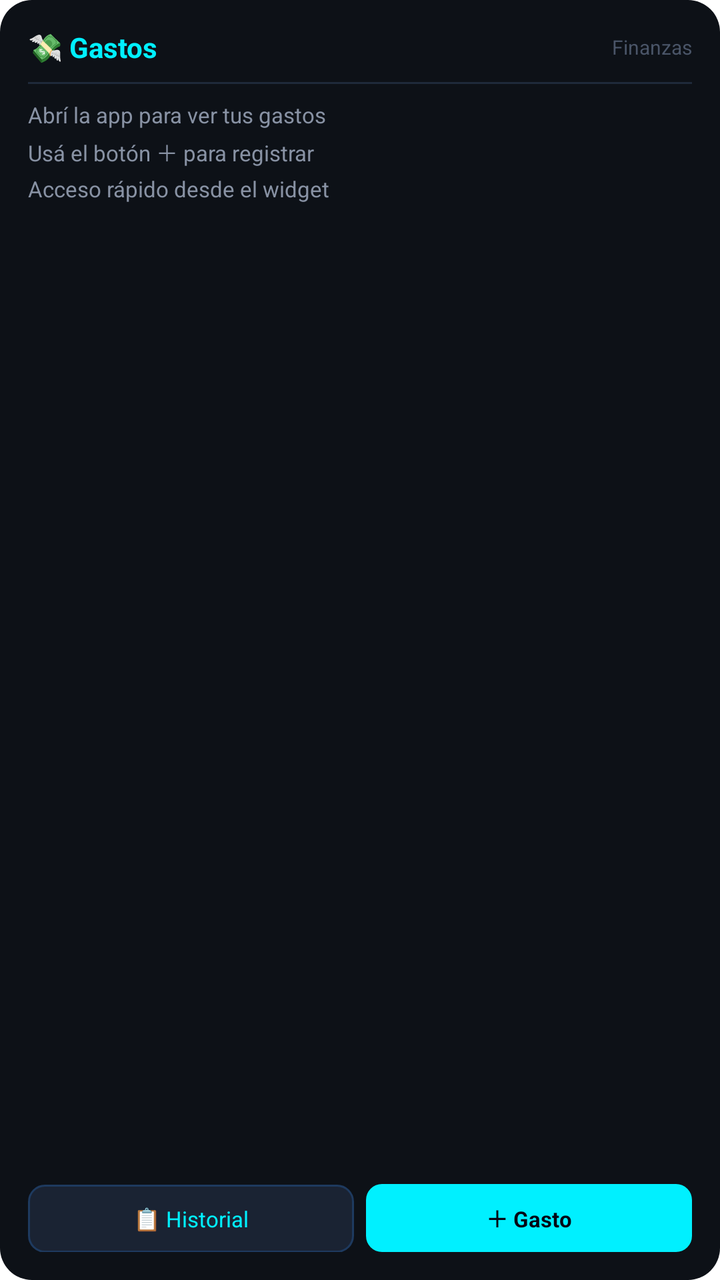
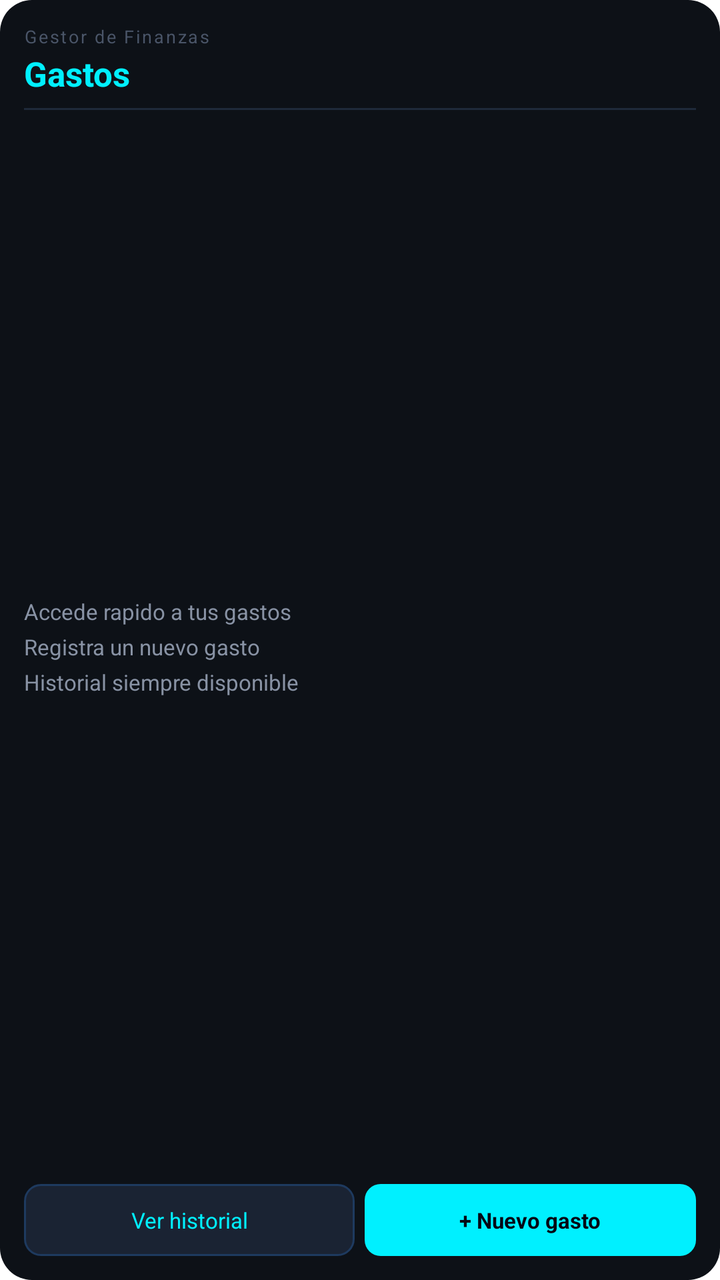

The first picture is an Android layout as it rendered before a commit; the second is the same layout after the commit. The layout source and the unified diff follow.
<!-- AndroidManifest.xml: application theme android:Theme.Translucent.NoTitleBar -->
<!-- res/layout/widget_gastos.xml -->
<?xml version="1.0" encoding="utf-8"?>
<LinearLayout xmlns:android="http://schemas.android.com/apk/res/android"
    android:layout_width="match_parent"
    android:layout_height="match_parent"
    android:orientation="vertical"
    android:background="@drawable/widget_bg"
    android:padding="14dp">

    
    <LinearLayout
        android:layout_width="match_parent"
        android:layout_height="wrap_content"
        android:orientation="horizontal"
        android:gravity="center_vertical">

        <TextView
            android:layout_width="0dp"
            android:layout_height="wrap_content"
            android:layout_weight="1"
            android:text="💸 Gastos"
            android:textColor="#00F0FF"
            android:textSize="14sp"
            android:textStyle="bold"/>

        <TextView
            android:id="@+id/wg_app_name"
            android:layout_width="wrap_content"
            android:layout_height="wrap_content"
            android:text="Finanzas"
            android:textColor="#4A5568"
            android:textSize="10sp"/>
    </LinearLayout>

    
    <View
        android:layout_width="match_parent"
        android:layout_height="1dp"
        android:background="#1E2A3A"
        android:layout_marginTop="8dp"
        android:layout_marginBottom="8dp"/>

    
    <TextView
        android:id="@+id/wg_item1"
        android:layout_width="match_parent"
        android:layout_height="wrap_content"
        android:text="Abrí la app para ver tus gastos"
        android:textColor="#8892A4"
        android:textSize="11sp"
        android:ellipsize="end"
        android:singleLine="true"/>

    <TextView
        android:id="@+id/wg_item2"
        android:layout_width="match_parent"
        android:layout_height="wrap_content"
        android:text="Usá el botón ＋ para registrar"
        android:textColor="#8892A4"
        android:textSize="11sp"
        android:ellipsize="end"
        android:singleLine="true"
        android:layout_marginTop="3dp"/>

    <TextView
        android:id="@+id/wg_item3"
        android:layout_width="match_parent"
        android:layout_height="wrap_content"
        android:text="Acceso rápido desde el widget"
        android:textColor="#8892A4"
        android:textSize="11sp"
        android:ellipsize="end"
        android:singleLine="true"
        android:layout_marginTop="3dp"/>

    
    <View
        android:layout_width="match_parent"
        android:layout_height="0dp"
        android:layout_weight="1"/>

    
    <LinearLayout
        android:layout_width="match_parent"
        android:layout_height="wrap_content"
        android:orientation="horizontal"
        android:layout_marginTop="8dp">

        <TextView
            android:id="@+id/wg_btn_historial"
            android:layout_width="0dp"
            android:layout_height="34dp"
            android:layout_weight="1"
            android:layout_marginEnd="6dp"
            android:background="@drawable/widget_btn_ghost"
            android:gravity="center"
            android:text="📋 Historial"
            android:textColor="#00F0FF"
            android:textSize="11sp"/>

        <TextView
            android:id="@+id/wg_btn_nuevo"
            android:layout_width="0dp"
            android:layout_height="34dp"
            android:layout_weight="1"
            android:background="@drawable/widget_btn_primary"
            android:gravity="center"
            android:text="＋ Gasto"
            android:textColor="#050614"
            android:textSize="11sp"
            android:textStyle="bold"/>
    </LinearLayout>
</LinearLayout>
<!-- resources referenced by this layout -->
<resources>
  <!-- drawable widget_bg (drawable) -->
  <?xml version="1.0" encoding="utf-8"?>
  <shape xmlns:android="http://schemas.android.com/apk/res/android"
      android:shape="rectangle">
      <corners android:radius="16dp"/>
      <solid android:color="#0D1117"/>
  </shape>
  <!-- drawable widget_btn_ghost (drawable) -->
  <?xml version="1.0" encoding="utf-8"?>
  <shape xmlns:android="http://schemas.android.com/apk/res/android"
      android:shape="rectangle">
      <corners android:radius="8dp"/>
      <solid android:color="#1A2333"/>
      <stroke android:width="1dp" android:color="#1E3A5F"/>
  </shape>
  <!-- drawable widget_btn_primary (drawable) -->
  <?xml version="1.0" encoding="utf-8"?>
  <shape xmlns:android="http://schemas.android.com/apk/res/android"
      android:shape="rectangle">
      <corners android:radius="8dp"/>
      <solid android:color="#00F0FF"/>
  </shape>
</resources>

<!-- the commit's change to res/layout/widget_gastos.xml (unified diff, before → after) -->
@@ -1,112 +1,117 @@
 <?xml version="1.0" encoding="utf-8"?>
-<LinearLayout xmlns:android="http://schemas.android.com/apk/res/android"
+<RelativeLayout xmlns:android="http://schemas.android.com/apk/res/android"
     android:layout_width="match_parent"
     android:layout_height="match_parent"
-    android:orientation="vertical"
     android:background="@drawable/widget_bg"
-    android:padding="14dp">
+    android:padding="12dp">
 
     
     <LinearLayout
+        android:id="@+id/wg_header_block"
         android:layout_width="match_parent"
         android:layout_height="wrap_content"
-        android:orientation="horizontal"
-        android:gravity="center_vertical">
+        android:orientation="vertical"
+        android:layout_alignParentTop="true">
 
         <TextView
-            android:layout_width="0dp"
+            android:layout_width="match_parent"
             android:layout_height="wrap_content"
-            android:layout_weight="1"
-            android:text="💸 Gastos"
-            android:textColor="#00F0FF"
-            android:textSize="14sp"
-            android:textStyle="bold"/>
+            android:text="Gestor de Finanzas"
+            android:textColor="#4A5568"
+            android:textSize="9sp"
+            android:letterSpacing="0.1"/>
 
         <TextView
-            android:id="@+id/wg_app_name"
-            android:layout_width="wrap_content"
+            android:layout_width="match_parent"
             android:layout_height="wrap_content"
-            android:text="Finanzas"
-            android:textColor="#4A5568"
-            android:textSize="10sp"/>
+            android:text="Gastos"
+            android:textColor="#00F0FF"
+            android:textSize="17sp"
+            android:textStyle="bold"
+            android:layout_marginTop="1dp"/>
+
+        <TextView
+            android:layout_width="match_parent"
+            android:layout_height="1dp"
+            android:background="#1E2A3A"
+            android:layout_marginTop="6dp"/>
     </LinearLayout>
 
     
-    <View
+    <LinearLayout
+        android:id="@+id/wg_btn_row"
         android:layout_width="match_parent"
-        android:layout_height="1dp"
-        android:background="#1E2A3A"
-        android:layout_marginTop="8dp"
-        android:layout_marginBottom="8dp"/>
-
-    
-    <TextView
-        android:id="@+id/wg_item1"
-        android:layout_width="match_parent"
-        android:layout_height="wrap_content"
-        android:text="Abrí la app para ver tus gastos"
-        android:textColor="#8892A4"
-        android:textSize="11sp"
-        android:ellipsize="end"
-        android:singleLine="true"/>
-
-    <TextView
-        android:id="@+id/wg_item2"
-        android:layout_width="match_parent"
-        android:layout_height="wrap_content"
-        android:text="Usá el botón ＋ para registrar"
-        android:textColor="#8892A4"
-        android:textSize="11sp"
-        android:ellipsize="end"
-        android:singleLine="true"
-        android:layout_marginTop="3dp"/>
-
-    <TextView
-        android:id="@+id/wg_item3"
-        android:layout_width="match_parent"
-        android:layout_height="wrap_content"
-        android:text="Acceso rápido desde el widget"
-        android:textColor="#8892A4"
-        android:textSize="11sp"
-        android:ellipsize="end"
-        android:singleLine="true"
-        android:layout_marginTop="3dp"/>
-
-    
-    <View
-        android:layout_width="match_parent"
-        android:layout_height="0dp"
-        android:layout_weight="1"/>
-
-    
-    <LinearLayout
-        android:layout_width="match_parent"
-        android:layout_height="wrap_content"
+        android:layout_height="36dp"
         android:orientation="horizontal"
-        android:layout_marginTop="8dp">
+        android:layout_alignParentBottom="true">
 
         <TextView
             android:id="@+id/wg_btn_historial"
             android:layout_width="0dp"
-            android:layout_height="34dp"
+            android:layout_height="match_parent"
             android:layout_weight="1"
-            android:layout_marginEnd="6dp"
+            android:layout_marginEnd="5dp"
             android:background="@drawable/widget_btn_ghost"
             android:gravity="center"
-            android:text="📋 Historial"
+            android:text="Ver historial"
             android:textColor="#00F0FF"
             android:textSize="11sp"/>
 
         <TextView
             android:id="@+id/wg_btn_nuevo"
             android:layout_width="0dp"
-            android:layout_height="34dp"
+            android:layout_height="match_parent"
             android:layout_weight="1"
             android:background="@drawable/widget_btn_primary"
             android:gravity="center"
-            android:text="＋ Gasto"
+            android:text="+ Nuevo gasto"
             android:textColor="#050614"
             android:textSize="11sp"
             android:textStyle="bold"/>
     </LinearLayout>
-</LinearLayout>
+
+    
+    <LinearLayout
+        android:layout_width="match_parent"
+        android:layout_height="wrap_content"
+        android:orientation="vertical"
+        android:layout_below="@id/wg_header_block"
+        android:layout_above="@id/wg_btn_row"
+        android:gravity="center_vertical"
+        android:paddingTop="6dp"
+        android:paddingBottom="6dp">
+
+        <TextView
+            android:id="@+id/wg_item1"
+            android:layout_width="match_parent"
+            android:layout_height="wrap_content"
+            android:text="Accede rapido a tus gastos"
+            android:textColor="#8892A4"
+            android:textSize="11sp"
+            android:maxLines="1"
+            android:ellipsize="end"/>
+
+        <TextView
+            android:id="@+id/wg_item2"
+            android:layout_width="match_parent"
+            android:layout_height="wrap_content"
+            android:text="Registra un nuevo gasto"
+            android:textColor="#8892A4"
+            android:textSize="11sp"
+            android:maxLines="1"
+            android:ellipsize="end"
+            android:layout_marginTop="3dp"/>
+
+        <TextView
+            android:id="@+id/wg_item3"
+            android:layout_width="match_parent"
+            android:layout_height="wrap_content"
+            android:text="Historial siempre disponible"
+            android:textColor="#8892A4"
+            android:textSize="11sp"
+            android:maxLines="1"
+            android:ellipsize="end"
+            android:layout_marginTop="3dp"/>
+    </LinearLayout>
+
+</RelativeLayout>
